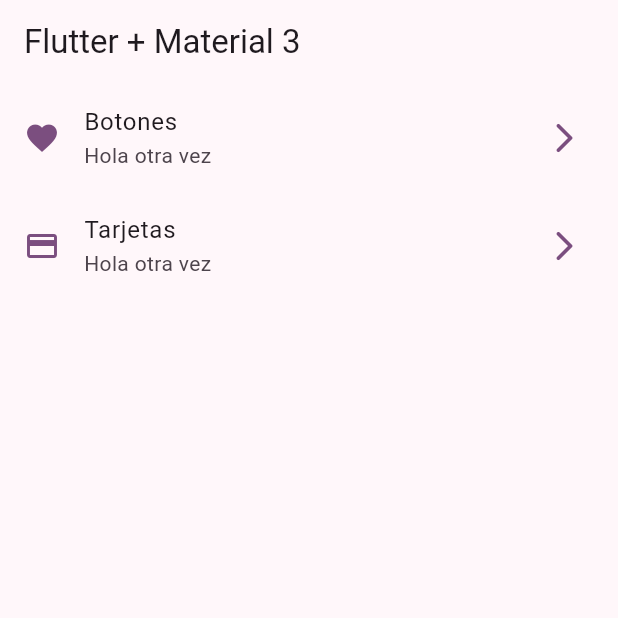
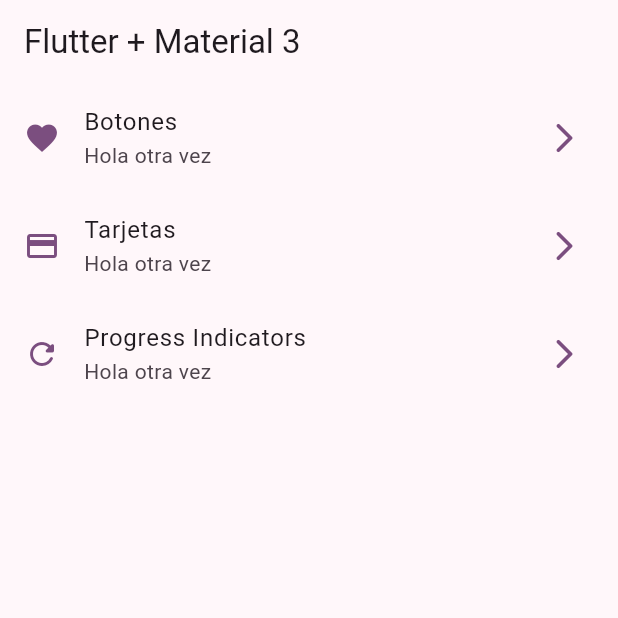
Before and after one commit to josbertjg/widgets_app, a Flutter app: the screen it shows after launch, on a phone screen of 412 x 824 dp, the top half of it. Run offline on Flutter 3.47's test engine with Material 3 defaults, Android fonts, the phone set to English and light mode, and no system bars; our stand-ins replace go_router.

Commit message:
Porgress indicators finished

```diff
--- a/lib/config/router/routes.dart
+++ b/lib/config/router/routes.dart
@@ -41,4 +41,11 @@ const appRoutes = <RouteItem>[
       link: "/cards",
       icon: Icons.credit_card,
       screen: CardsScreen()),
+  RouteItem(
+      name: ProgressScreen.name,
+      title: "Progress Indicators",
+      subtitle: "Hola otra vez",
+      link: "/progress",
+      icon: Icons.refresh_rounded,
+      screen: ProgressScreen()),
 ];
```
Also changed, not shown: lib/presentation/screens/progress/progress_screen.dart (+55 -1 lines).
